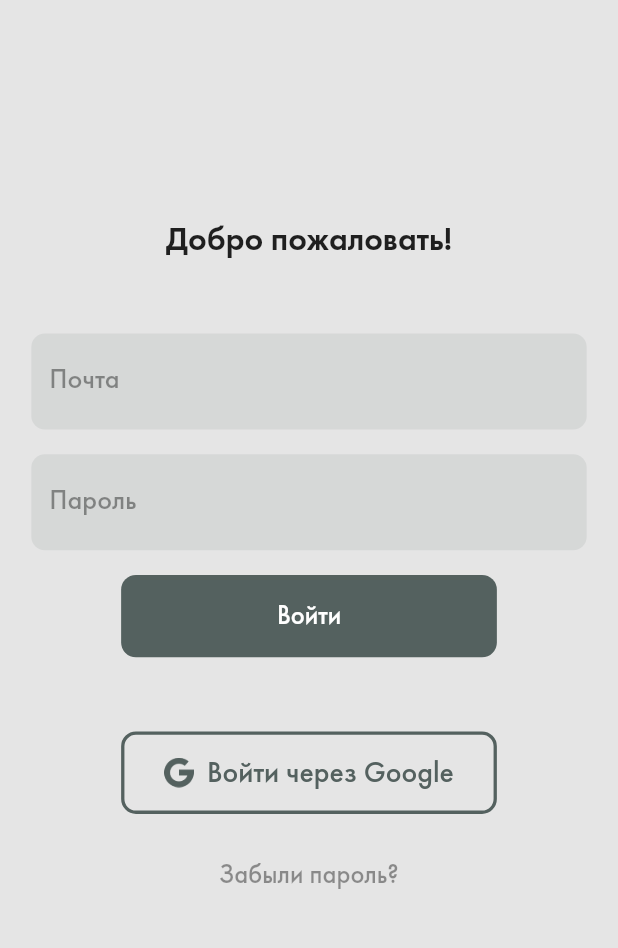
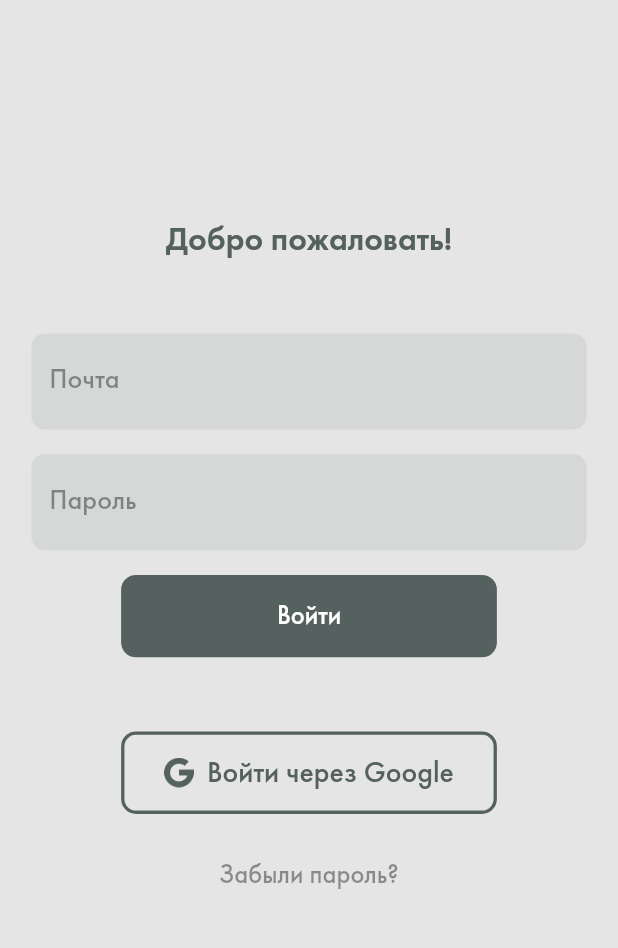
Before and after one commit to dbystruev/Get-Outfit, a Flutter app: the screen it shows after launch, on a phone screen of 412 x 824 dp, the part 90-1038 px from its top. Run offline on Flutter 3.47's test engine with Material 2 defaults, Android fonts, the phone set to English and light mode, and no system bars.

Commit message:
Implemented header and text in QuestionWidget

```diff
--- a/lib/screens/launch.dart
+++ b/lib/screens/launch.dart
@@ -17,7 +17,7 @@ class LaunchScreen extends StatelessWidget with Scale {
       built = true;
       navigateWithDelay(context, 3);
     }
-    print('DEBUG in lib/screens/launch.dart line 20: _LoginScreenState.build');
+    print('DEBUG in lib/screens/launch.dart line 20: LaunchScreen.build');
     final double scale = getScale(context);
     return Scaffold(
       body: GestureDetector(
--- a/lib/screens/login.dart
+++ b/lib/screens/login.dart
@@ -37,14 +37,14 @@ class _LoginScreenState extends State<LoginScreen> with Scale {
               SizedBox(
                   height:
                       (isHorizontal(context) && scale < 1 ? 15 : 45) * scale),
-              FormWidget(
+              FormWidget.login(
                 controller: emailController,
                 fontSize: 17 * scale,
                 labelText: 'Почта',
                 keyboardType: TextInputType.emailAddress,
               ),
               SizedBox(height: 15 * scale),
-              FormWidget(
+              FormWidget.login(
                 controller: passwordController,
                 fontSize: 17 * scale,
                 labelText: 'Пароль',
--- a/lib/widgets/button.dart
+++ b/lib/widgets/button.dart
@@ -45,8 +45,9 @@ class ButtonWidget extends StatelessWidget {
       color: textColor,
       fontSize: fontSize * scale,
     );
-    return Center(
-      child: SizedBox(
+    return Row(
+      children: <Widget>[
+        SizedBox(
           child: FlatButton(
             color: buttonColor,
             child: imageName == null
@@ -80,6 +81,8 @@ class ButtonWidget extends StatelessWidget {
           height: height * scale,
           width: width * scale,
         ),
+      ],
+      mainAxisAlignment: MainAxisAlignment.center,
     );
   }
 }
--- a/lib/widgets/footer_button.dart
+++ b/lib/widgets/footer_button.dart
@@ -15,7 +15,9 @@ class FooterButtonWidget extends StatelessWidget {
   FooterButtonWidget(this.text, {this.onPressed, this.scale = 1});
 
   @override
-  Widget build(BuildContext context) => ButtonWidget(
+  Widget build(BuildContext context) => text == null
+      ? SizedBox(height: 40 * scale, width: 90 * scale)
+      : ButtonWidget(
           text,
           buttonColor: Color.fromARGB(179, 84, 97, 95),
           fontSize: 14,
--- a/lib/widgets/form.dart
+++ b/lib/widgets/form.dart
@@ -8,21 +8,46 @@ import 'package:flutter/material.dart';
 
 class FormWidget extends StatelessWidget {
   final TextEditingController controller;
+  final InputDecoration decoration;
+  final String fontFamily;
   final double fontSize;
+  final FontWeight fontWeight;
   final TextInputType keyboardType;
   final String labelText;
   final bool obscureText;
 
   FormWidget({
     this.controller,
+    this.decoration,
+    this.fontFamily,
     this.fontSize,
+    this.fontWeight,
     this.keyboardType,
     this.labelText,
     this.obscureText = false,
   });
 
-  @override
-  Widget build(BuildContext context) => TextFormField(
+  factory FormWidget.quiz({
+    TextEditingController controller,
+    double fontSize,
+    String labelText,
+  }) =>
+      FormWidget(
+        controller: controller,
+        fontFamily: 'FuturaBook',
+        fontSize: fontSize,
+        fontWeight: FontWeight.normal,
+        labelText: labelText,
+      );
+
+  factory FormWidget.login({
+    TextEditingController controller,
+    double fontSize,
+    TextInputType keyboardType,
+    String labelText,
+    bool obscureText,
+  }) =>
+      FormWidget(
         controller: controller,
         decoration: InputDecoration(
           border: OutlineInputBorder(
@@ -33,12 +58,24 @@ class FormWidget extends StatelessWidget {
           filled: true,
           labelText: labelText,
         ),
+        fontFamily: 'FuturaMedium',
+        fontSize: fontSize,
+        fontWeight: FontWeight.w500,
+        keyboardType: keyboardType,
+        labelText: labelText,
+        obscureText: obscureText ?? false,
+      );
+
+  @override
+  Widget build(BuildContext context) => TextFormField(
+        controller: controller,
+        decoration: decoration,
         keyboardType: keyboardType,
         obscureText: obscureText,
         style: TextStyle(
-          fontFamily: 'FuturaMedium',
+          fontFamily: fontFamily,
           fontSize: fontSize,
-          fontWeight: FontWeight.w500,
+          fontWeight: fontWeight,
         ),
       );
 }
--- a/lib/widgets/futura.dart
+++ b/lib/widgets/futura.dart
@@ -11,17 +11,35 @@ class FuturaBookText extends StatelessWidget {
   final double fontSize;
   final String text;
   final FontWeight fontWeight;
+  final TextAlign textAlign;
 
-  FuturaBookText(this.text,
-      {this.color = const Color(0xFF54615F), this.fontSize, this.fontWeight});
+  FuturaBookText(
+    this.text, {
+    this.color = const Color(0xFF54615F),
+    this.fontSize,
+    this.fontWeight,
+    this.textAlign = TextAlign.center,
+  });
 
-  factory FuturaBookText.bold(String text, {Color color, double fontSize}) =>
-      FuturaBookText(text,
-          color: color, fontSize: fontSize, fontWeight: FontWeight.bold);
+  factory FuturaBookText.bold(String text,
+          {Color color, double fontSize, TextAlign textAlign}) =>
+      FuturaBookText(
+        text,
+        color: color ?? const Color(0xFF54615F),
+        fontSize: fontSize,
+        fontWeight: FontWeight.bold,
+        textAlign: textAlign ?? TextAlign.center,
+      );
 
-  factory FuturaBookText.normal(String text, {Color color, double fontSize}) =>
-      FuturaBookText(text,
-          color: color, fontSize: fontSize, fontWeight: FontWeight.normal);
+  factory FuturaBookText.normal(String text,
+          {Color color, double fontSize, TextAlign textAlign}) =>
+      FuturaBookText(
+        text,
+        color: color ?? const Color(0xFF54615F),
+        fontSize: fontSize,
+        fontWeight: FontWeight.normal,
+        textAlign: textAlign ?? TextAlign.center,
+      );
 
   @override
   Widget build(BuildContext context) => FuturaText(
@@ -30,6 +48,7 @@ class FuturaBookText extends StatelessWidget {
         fontFamily: 'FuturaBook',
         fontSize: fontSize,
         fontWeight: fontWeight,
+        textAlign: textAlign,
       );
 }
 
@@ -38,17 +57,43 @@ class FuturaDemiText extends StatelessWidget {
   final double fontSize;
   final String text;
   final FontWeight fontWeight;
+  final TextAlign textAlign;
 
-  FuturaDemiText(this.text,
-      {this.color = const Color(0xFF54615F), this.fontSize, this.fontWeight});
+  FuturaDemiText(
+    this.text, {
+    this.color = const Color(0xFF54615F),
+    this.fontSize,
+    this.fontWeight,
+    this.textAlign = TextAlign.center,
+  });
 
-  factory FuturaDemiText.w500(String text, {Color color, double fontSize}) =>
-      FuturaDemiText(text,
-          color: color, fontSize: fontSize, fontWeight: FontWeight.w500);
+  factory FuturaDemiText.w500(
+    String text, {
+    Color color,
+    double fontSize,
+    TextAlign textAlign,
+  }) =>
+      FuturaDemiText(
+        text,
+        color: color ?? const Color(0xFF54615F),
+        fontSize: fontSize,
+        fontWeight: FontWeight.w500,
+        textAlign: textAlign ?? TextAlign.center,
+      );
 
-  factory FuturaDemiText.w600(String text, {Color color, double fontSize}) =>
-      FuturaDemiText(text,
-          color: color, fontSize: fontSize, fontWeight: FontWeight.w600);
+  factory FuturaDemiText.w600(
+    String text, {
+    Color color,
+    double fontSize,
+    TextAlign textAlign,
+  }) =>
+      FuturaDemiText(
+        text,
+        color: color ?? const Color(0xFF54615F),
+        fontSize: fontSize,
+        fontWeight: FontWeight.w600,
+        textAlign: textAlign ?? TextAlign.center,
+      );
 
   @override
   Widget build(BuildContext context) => FuturaText(
@@ -57,6 +102,7 @@ class FuturaDemiText extends StatelessWidget {
         fontFamily: 'FuturaDemi',
         fontSize: fontSize,
         fontWeight: fontWeight,
+        textAlign: textAlign,
       );
 }
 
@@ -65,13 +111,29 @@ class FuturaMediumText extends StatelessWidget {
   final double fontSize;
   final FontWeight fontWeight;
   final String text;
+  final TextAlign textAlign;
 
-  FuturaMediumText(this.text,
-      {this.color = const Color(0xFF54615F), this.fontSize, this.fontWeight});
+  FuturaMediumText(
+    this.text, {
+    this.color = const Color(0xFF54615F),
+    this.fontSize,
+    this.fontWeight,
+    this.textAlign = TextAlign.center,
+  });
 
-  factory FuturaMediumText.w500(String text, {Color color, double fontSize}) =>
-      FuturaMediumText(text,
-          color: color, fontSize: fontSize, fontWeight: FontWeight.w500);
+  factory FuturaMediumText.w500(
+    String text, {
+    Color color,
+    double fontSize,
+    TextAlign textAlign,
+  }) =>
+      FuturaMediumText(
+        text,
+        color: color ?? const Color(0xFF54615F),
+        fontSize: fontSize,
+        fontWeight: FontWeight.w500,
+        textAlign: textAlign ?? TextAlign.center,
+      );
 
   @override
   Widget build(BuildContext context) => FuturaText(
@@ -80,6 +142,7 @@ class FuturaMediumText extends StatelessWidget {
         fontFamily: 'FuturaMedium',
         fontSize: fontSize,
         fontWeight: fontWeight,
+        textAlign: textAlign,
       );
 }
 
@@ -89,9 +152,16 @@ class FuturaText extends StatelessWidget {
   final double fontSize;
   final FontWeight fontWeight;
   final String text;
+  final TextAlign textAlign;
 
-  FuturaText(this.text,
-      {this.color, this.fontFamily = 'Futura', this.fontSize, this.fontWeight});
+  FuturaText(
+    this.text, {
+    this.color,
+    this.fontFamily = 'Futura',
+    this.fontSize,
+    this.fontWeight,
+    this.textAlign = TextAlign.center,
+  });
 
   factory FuturaText.bold(String text, {Color color, double fontSize}) =>
       FuturaText(text,
@@ -104,12 +174,12 @@ class FuturaText extends StatelessWidget {
   @override
   Widget build(BuildContext context) => Text(
         text,
-        textAlign: TextAlign.center,
         style: TextStyle(
           color: color,
           fontFamily: fontFamily,
           fontSize: fontSize,
           fontWeight: fontWeight,
         ),
+        textAlign: textAlign,
       );
 }
```
Also changed, not shown: lib/models/question+all.dart (+4 -3 lines), lib/models/question.dart (+29 -13 lines), lib/screens/gender.dart (+5 -4 lines), lib/screens/questions.dart (deleted, +0 -51 lines), lib/screens/quiz.dart (added, +59 -0 lines), lib/widgets/footer.dart (+12 -11 lines), lib/widgets/question.dart (+33 -7 lines). Lines whose indentation alone changed are shown as unchanged.
